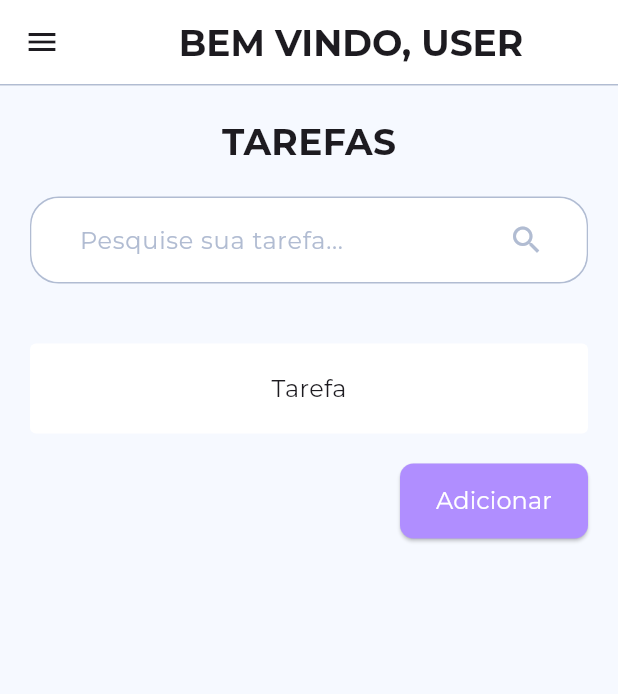
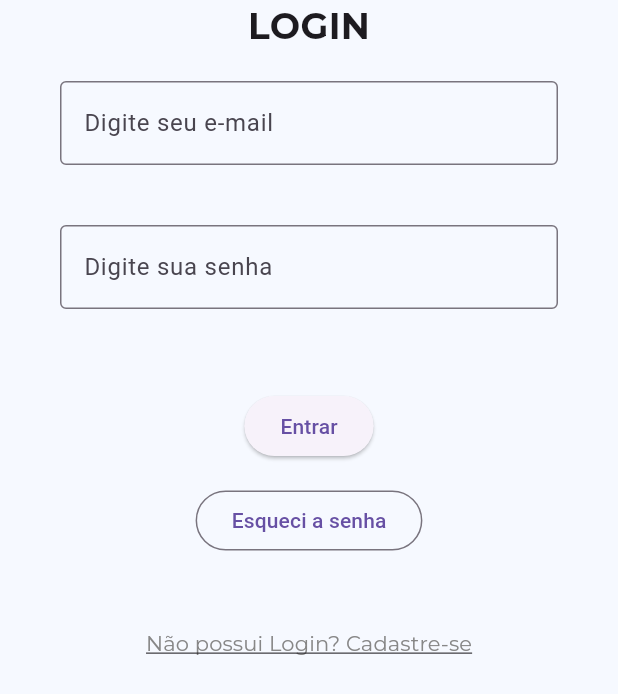
Before and after one commit to hellenilda/Tasks-manager-app, a Flutter app: the screen it shows after launch, on a phone screen of 412 x 824 dp. Shown: the top 694 px of the screen. Run offline on Flutter 3.47's test engine with Material 3 defaults, Android fonts, the phone set to English and light mode, and no system bars.

Commit message:
:sparkles: feat: início da tela de Login

```diff
--- a/lib/app.dart
+++ b/lib/app.dart
@@ -1,5 +1,5 @@
-import 'package:first_app/features/home/home_page.dart';
-// import 'package:first_app/features/splash/splash_page.dart';
+// import 'package:first_app/features/home/home_page.dart';
+import 'package:first_app/features/login/login_page.dart';
 import 'package:flutter/material.dart';
 
 class App extends StatelessWidget {
@@ -9,7 +9,7 @@ class App extends StatelessWidget {
   Widget build(BuildContext context) {
     return const MaterialApp(
       debugShowCheckedModeBanner: false,
-      home: HomePage(),
+      home: LoginPage(),
     );
   }
 }
--- a/lib/features/common/constants/app_colors.dart
+++ b/lib/features/common/constants/app_colors.dart
@@ -8,6 +8,7 @@ class AppColors {
 
   static const Color lilas = Color(0xFFB08EFF);
   static const Color branco = Color(0xFFFFFFFF);
+  static const Color cinza = Color(0xFF878787);
   static const Color azulBordas = Color(0xFFB1BCD2);
   static const Color azulBg = Color(0xFFF6F9FF);
   static List<Color> gradienteLilas = [Color(0xFFB08EFF), Color.fromARGB(255, 117, 64, 243)];
--- a/lib/features/common/constants/app_text_styles.dart
+++ b/lib/features/common/constants/app_text_styles.dart
@@ -20,4 +20,10 @@ class AppTextStyles {
     fontFamily: 'Montserrat',
     fontSize: 16.0,
   );
+
+  static const TextStyle textButtonUnderlined = TextStyle(
+    fontFamily: 'Montserrat',
+    fontSize: 14.0,
+    decoration: TextDecoration.underline
+  );
 }
--- /dev/null
+++ b/lib/features/login/login_page.dart
@@ -0,0 +1,76 @@
+import 'package:first_app/features/common/constants/app_colors.dart';
+import 'package:first_app/features/common/constants/app_text_styles.dart';
+import 'package:flutter/material.dart';
+
+class LoginPage extends StatelessWidget{
+  const LoginPage({super.key});
+
+  @override
+  Widget build(BuildContext context) {
+    return Scaffold(
+      backgroundColor: AppColors.azulBg,
+      body: Center(
+        child: Column(
+          children: [
+            Text(
+              'LOGIN',
+              style: AppTextStyles.h1,
+            ),
+            Padding(
+              padding: EdgeInsets.symmetric(
+                horizontal: 40,
+                vertical: 20
+              ),
+              child: TextField(
+                decoration: const InputDecoration(
+                  border: OutlineInputBorder(),
+                  labelText: 'Digite seu e-mail'
+                ),
+              ),
+            ),
+            Padding(
+              padding: EdgeInsets.symmetric(
+                horizontal: 40,
+                vertical: 20
+              ),
+              child: TextField(
+                decoration: const InputDecoration(
+                  border: OutlineInputBorder(),
+                  labelText: 'Digite sua senha'
+                ),
+              ),
+            ),
+            Padding(
+              padding: EdgeInsets.only(
+                top: 34,
+                bottom: 15
+              ),
+              child: ElevatedButton(
+                onPressed: (){},
+                child: Text(
+                  'Entrar'
+                )
+              ),
+            ),
+            OutlinedButton(
+              onPressed: (){},
+              child: Text(
+                'Esqueci a senha'
+              )
+            ),
+            Padding(
+              padding: EdgeInsets.only(top: 34),
+              child: TextButton(
+                onPressed: (){},
+                child: Text(
+                  'Não possui Login? Cadastre-se',
+                  style: AppTextStyles.textButtonUnderlined.copyWith(color: AppColors.cinza)
+                )
+              ),
+            )
+          ],
+        ),
+      ),
+    );
+  }
+}
--- a/lib/features/splash/splash_page.dart
+++ /dev/null
@@ -1,28 +0,0 @@
-import 'package:first_app/features/common/constants/app_colors.dart';
-import 'package:first_app/features/common/constants/app_text_styles.dart';
-import 'package:flutter/material.dart';
-
-class SplashPage extends StatelessWidget {
-  const SplashPage({super.key});
-
-  @override
-  Widget build(BuildContext context) {
-    return Scaffold(
-      body: Container(
-        alignment: Alignment.center,
-        decoration: BoxDecoration(
-          gradient: LinearGradient(
-            colors: AppColors.gradienteLilas,
-            begin: Alignment.topCenter,
-            end: Alignment.bottomCenter,
-          ),
-        ),
-        child: Text(
-          'Tasks Manager',
-          style: AppTextStyles.textoGrande.copyWith(
-            color: AppColors.branco),
-        ),
-      ),
-    );
-  }
-}
```
Also changed, not shown: lib/features/login/login_controller.dart (added).
